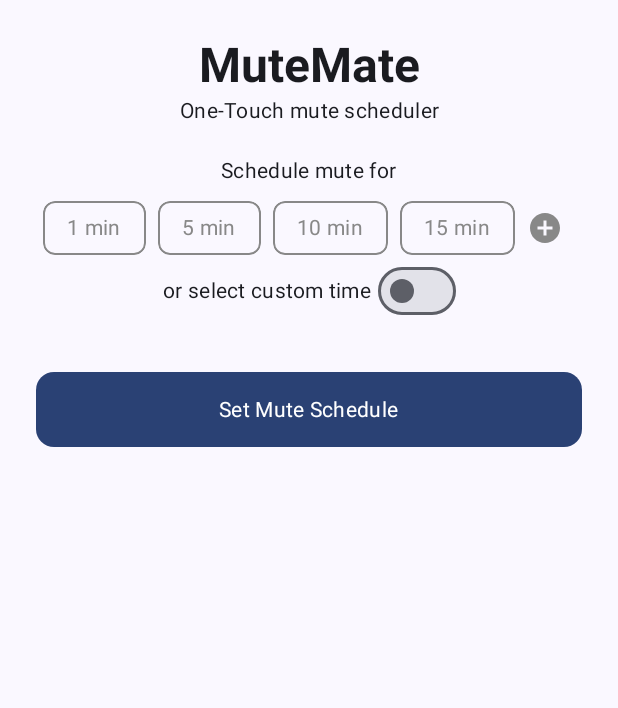
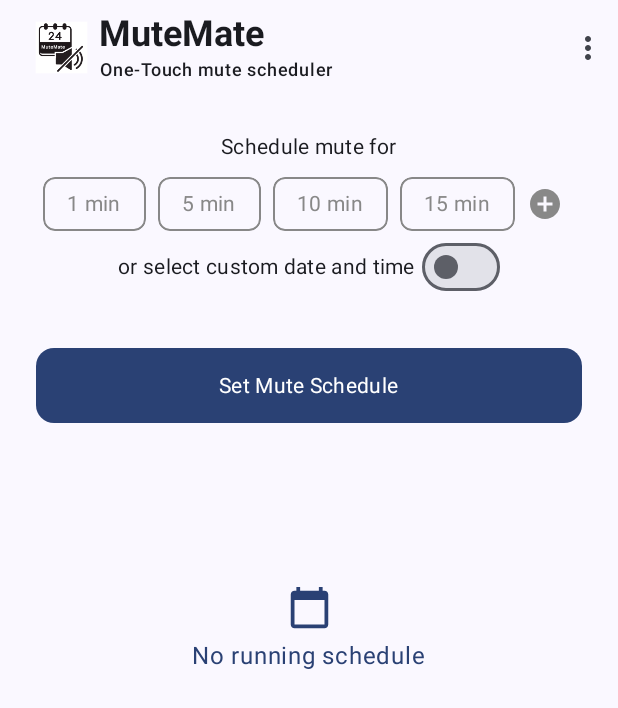
Before and after one commit to KrishnaTech6/MuteMate, an Android app built with Jetpack Compose: the screen it shows after launch (MainActivity), on a phone screen of 412 x 824 dp. Shown: the top 708 px of the screen. Run offline under Robolectric (Android 15) with nearby library versions, the phone set to English and light mode, and no system bars; our stand-ins replace Room's generated code.

Commit message:
Ui: TopBar add , empty list Feature: separate separate muteHelper

```diff
--- a/app/build.gradle.kts
+++ b/app/build.gradle.kts
@@ -21,7 +21,7 @@ android {
 
     buildTypes {
         release {
-            isMinifyEnabled = false
+            isMinifyEnabled = true
             proguardFiles(
                 getDefaultProguardFile("proguard-android-optimize.txt"),
                 "proguard-rules.pro"
--- a/app/src/main/java/com/example/mutemate/MainActivity.kt
+++ b/app/src/main/java/com/example/mutemate/MainActivity.kt
@@ -5,16 +5,36 @@ import androidx.activity.ComponentActivity
 import androidx.activity.compose.setContent
 import androidx.activity.enableEdgeToEdge
 import androidx.activity.viewModels
+import androidx.compose.foundation.Image
+import androidx.compose.foundation.clickable
+import androidx.compose.foundation.layout.Arrangement
+import androidx.compose.foundation.layout.Column
+import androidx.compose.foundation.layout.Row
 import androidx.compose.foundation.layout.padding
+import androidx.compose.foundation.layout.size
+import androidx.compose.material.icons.Icons
+import androidx.compose.material.icons.filled.MoreVert
+import androidx.compose.material3.ExperimentalMaterial3Api
+import androidx.compose.material3.Icon
+import androidx.compose.material3.MaterialTheme
+import androidx.compose.material3.ModalBottomSheet
 import androidx.compose.material3.Scaffold
 import androidx.compose.material3.SnackbarHost
 import androidx.compose.material3.SnackbarHostState
+import androidx.compose.material3.Text
+import androidx.compose.material3.TopAppBar
+import androidx.compose.material3.rememberModalBottomSheetState
 import androidx.compose.runtime.*
 import androidx.compose.ui.Modifier
+import androidx.compose.ui.res.painterResource
+import androidx.compose.ui.text.font.FontWeight
+import androidx.compose.ui.text.style.TextAlign
+import androidx.compose.ui.unit.dp
 import com.example.mutemate.room.DatabaseProvider
 import com.example.mutemate.ui.theme.MuteMateTheme
 
 class MainActivity : ComponentActivity() {
+    @OptIn(ExperimentalMaterial3Api::class)
     override fun onCreate(savedInstanceState: Bundle?) {
         super.onCreate(savedInstanceState)
         enableEdgeToEdge()
@@ -23,10 +43,39 @@ class MainActivity : ComponentActivity() {
         }
         setContent {
             MuteMateTheme {
-                val snackbarHostState = remember { SnackbarHostState() } // Create SnackbarHostState
+                val snackbarHostState = remember { SnackbarHostState() }
                 val coroutineScope = rememberCoroutineScope()
-                Scaffold(snackbarHost = { SnackbarHost(snackbarHostState) }) { padding ->
+                var showBottomSheet by remember { mutableStateOf(false) }
+                val bottomSheetState = rememberModalBottomSheetState()
+                Scaffold(snackbarHost = { SnackbarHost(snackbarHostState) },
+                    topBar = {
+                        TopAppBar(
+                            title = {
+                                Row{
+                                    Image(painter = painterResource(id = R.mipmap.ic_launcher_foreground),null, Modifier.size(50.dp))
+                                    Column(verticalArrangement = Arrangement.Center){
+                                        Text(text = "MuteMate", style = MaterialTheme.typography.headlineSmall, fontWeight = FontWeight.Bold)
+                                        Text(text = "One-Touch mute scheduler",
+                                            style = MaterialTheme.typography.labelMedium, textAlign = TextAlign.Center)
+                                    }
+                                }
+                            },
+                            actions = {
+                                Icon(Icons.Default.MoreVert, null, Modifier.padding(4.dp)
+                                .clickable{ showBottomSheet = true })
+                            }
+                        )
+                    }) { padding ->
                     MuteScreen(snackbarHostState,coroutineScope, viewModel, modifier = Modifier.padding(padding))
+                }
+
+                if (showBottomSheet) {
+                    ModalBottomSheet(
+                        onDismissRequest = { showBottomSheet = false },
+                        sheetState = bottomSheetState
+                    ) {
+                        SilentModeSettingsScreen(Modifier.padding(16.dp))
+                    }
                 }
             }
         }
--- a/app/src/main/java/com/example/mutemate/MuteScreen.kt
+++ b/app/src/main/java/com/example/mutemate/MuteScreen.kt
@@ -24,7 +24,6 @@ import androidx.compose.ui.Modifier
 import androidx.compose.ui.draw.clip
 import androidx.compose.ui.graphics.Color
 import androidx.compose.ui.platform.LocalContext
-import androidx.compose.ui.text.font.FontWeight
 import androidx.compose.ui.text.input.KeyboardType
 import androidx.compose.ui.text.style.TextAlign
 import androidx.compose.ui.unit.dp
@@ -65,10 +64,6 @@ fun MuteScreen(
             .padding(24.dp),
         horizontalAlignment = Alignment.CenterHorizontally
     ) {
-        Text(text = "MuteMate", style = MaterialTheme.typography.headlineLarge, fontWeight = FontWeight.Bold)
-        Text(text = "One-Touch mute scheduler", style = MaterialTheme.typography.bodyMedium, textAlign = TextAlign.Center)
-        Spacer(modifier = Modifier.height(20.dp))
-
         if (!customTimeSelected) {
             Text(text = "Schedule mute for", style = MaterialTheme.typography.bodyMedium)
             Spacer(modifier = Modifier.height(10.dp))
@@ -78,7 +73,7 @@ fun MuteScreen(
             )
         }
         Row(verticalAlignment = Alignment.CenterVertically) {
-            Text(text = "or select custom time", style = MaterialTheme.typography.bodyMedium)
+            Text(text = "or select custom date and time", style = MaterialTheme.typography.bodyMedium)
             Spacer(Modifier.width(4.dp))
             Switch(
                 checked = customTimeSelected,
@@ -138,9 +133,13 @@ fun MuteScreen(
         if (showDialog.value) {
             ShowDndAlert(showDialog, context)
         }
-        ScheduleList(schedule = formattedScheduleTime) {
-            viewModel.deleteSchedule(formattedScheduleTime[it])
-            showToast("Schedule deleted")
+        if(formattedScheduleTime.isEmpty()){
+            NoRunningSchedule(modifier = Modifier.padding(top = 100.dp))
+        }else{
+            ScheduleList(schedule = formattedScheduleTime) {
+                viewModel.deleteSchedule(formattedScheduleTime[it])
+                showToast("Schedule deleted")
+            }
         }
     }
 }
--- /dev/null
+++ b/app/src/main/java/com/example/mutemate/NoRunningSchedule.kt
@@ -0,0 +1,36 @@
+package com.example.mutemate
+
+import androidx.compose.foundation.layout.Column
+import androidx.compose.foundation.layout.padding
+import androidx.compose.foundation.layout.size
+import androidx.compose.material.icons.Icons
+import androidx.compose.material.icons.filled.CalendarToday
+import androidx.compose.material3.Icon
+import androidx.compose.material3.MaterialTheme
+import androidx.compose.material3.Text
+import androidx.compose.runtime.Composable
+import androidx.compose.ui.Alignment
+import androidx.compose.ui.Modifier
+import androidx.compose.ui.tooling.preview.Preview
+import androidx.compose.ui.unit.dp
+
+@Composable
+@Preview(showBackground = true)
+fun NoRunningSchedule(modifier: Modifier = Modifier) {
+    Column(horizontalAlignment = Alignment.CenterHorizontally, modifier = modifier){
+        Icon(
+            imageVector = Icons.Default.CalendarToday,
+            contentDescription = null,
+            tint = MaterialTheme.colorScheme.primary,
+            modifier = Modifier.padding(8.dp).size(30.dp)
+        )
+        Text(
+            text = "No running schedule",
+            style = MaterialTheme.typography.bodyLarge,
+            color = MaterialTheme.colorScheme.primary
+
+        )
+
+    }
+
+}
--- a/app/src/main/java/com/example/mutemate/SilentModeSettings.kt
+++ b/app/src/main/java/com/example/mutemate/SilentModeSettings.kt
@@ -24,7 +24,7 @@ import androidx.compose.ui.unit.dp
 
 @Composable
 @Preview(showBackground = true)
-fun SilentModeSettingsScreen() {
+fun SilentModeSettingsScreen(modifier: Modifier = Modifier) {
     var isDnd by remember { mutableStateOf(false) }
 
     var muteRingtone by remember { mutableStateOf(false) }
@@ -33,11 +33,11 @@ fun SilentModeSettingsScreen() {
     var muteMedia by remember { mutableStateOf(false) }
 
     Column(
-        modifier = Modifier
+        modifier = modifier
             .fillMaxSize()
             .padding(16.dp),
     ) {
-        Text(text = "Silent Mode Settings", style = MaterialTheme.typography.headlineMedium)
+        Text(text = "Silent Mode Settings", style = MaterialTheme.typography.titleMedium)
         Spacer(modifier = Modifier.height(16.dp))
 
         // Mode Selection (DND or Custom)
--- /dev/null
+++ b/app/src/main/java/com/example/mutemate/utils/Mode.kt
@@ -0,0 +1,5 @@
+package com.example.mutemate.utils
+
+object Mode {
+
+}
```
Also changed, not shown: app/src/main/java/com/example/mutemate/utils/MuteHelper.kt (+40 -19 lines), 5 other files.
